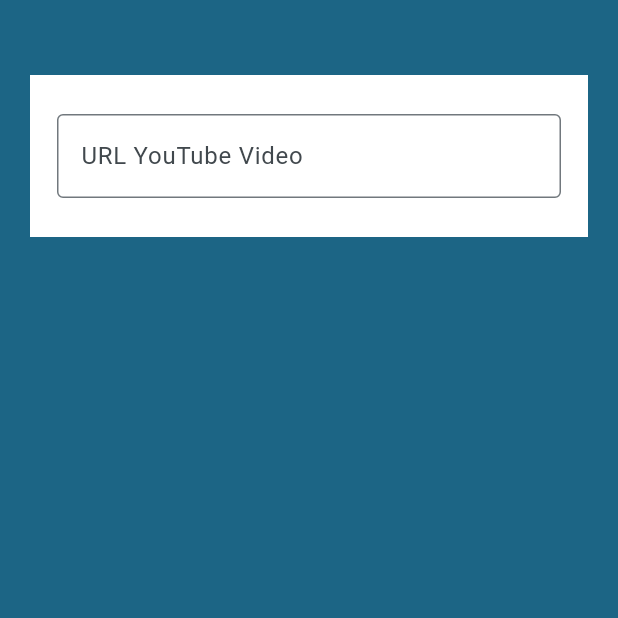
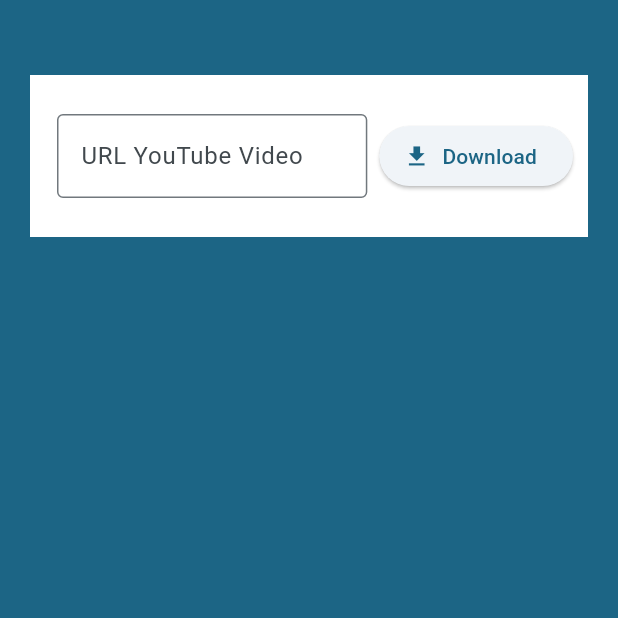
Before and after one commit to TheDaniel2/downloadFromYoutube, a Flutter app: the screen it shows after launch, on a phone screen of 412 x 824 dp, the top half of it. Run offline on Flutter 3.47's test engine with Material 3 defaults, Android fonts, the phone set to English and light mode, and no system bars.

```diff
--- a/lib/main.dart
+++ b/lib/main.dart
@@ -52,15 +52,27 @@ class DownloadField extends StatelessWidget {
 
   @override
   Widget build(BuildContext context) {
-    var appState = context.watch<MyAppState>();
-
     return Container(
       color: Colors.white,
       padding: const EdgeInsets.all(10.0),
       margin: const EdgeInsets.symmetric(horizontal: 20.0, vertical: 50.0),
-      child: Row(
-        children: [
-          Expanded(
+      child: Row(children: [
+          UrlField(),
+          DownloadButton(),
+        ],
+      ),
+    );
+  }
+}
+
+class UrlField extends StatelessWidget {
+  const UrlField({super.key});
+
+  @override
+  Widget build(BuildContext context) {
+    var appState = context.watch<MyAppState>();
+
+    return Expanded(
       child: Padding(
         padding: const EdgeInsets.symmetric(horizontal: 8, vertical: 16),
         child: TextField(
@@ -73,9 +85,6 @@ class DownloadField extends StatelessWidget {
           ),
         ),
       ),
-          ),
-        ],
-      ),
     );
   }
 }
@@ -85,7 +94,7 @@ class DownloadButton extends StatelessWidget {
 
   @override
   Widget build(BuildContext context) {
-    // TODO: implement build
+
     return ElevatedButton.icon(
       onPressed: () {
         print("...");
```
Lines whose indentation alone changed are shown as unchanged.
